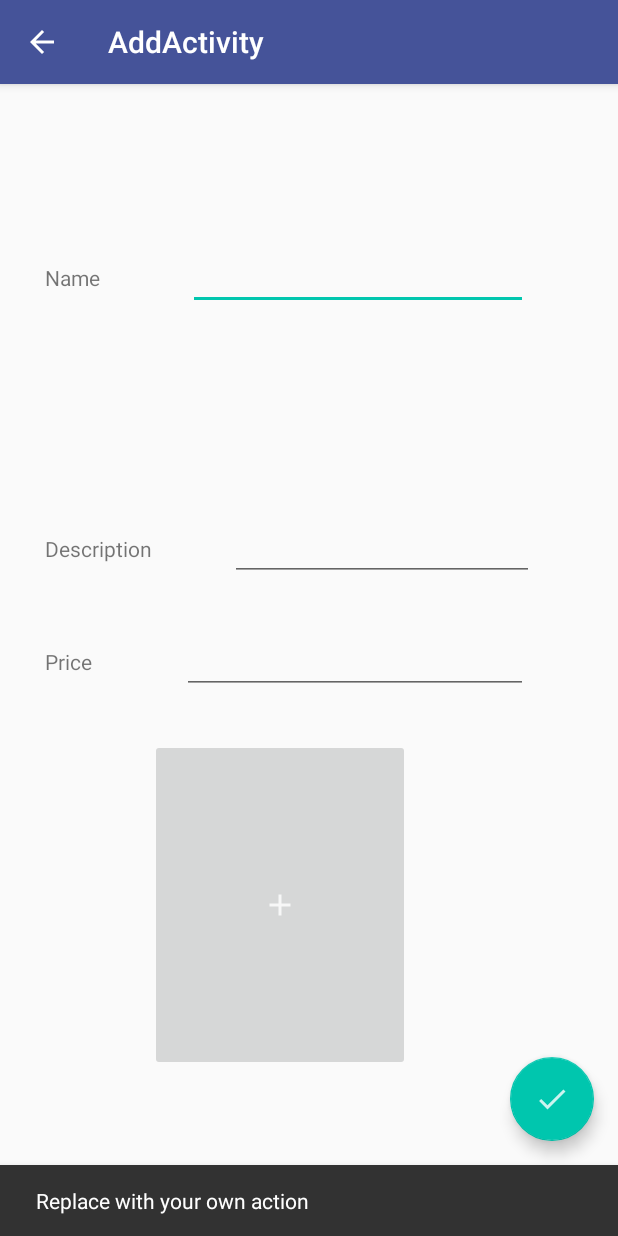
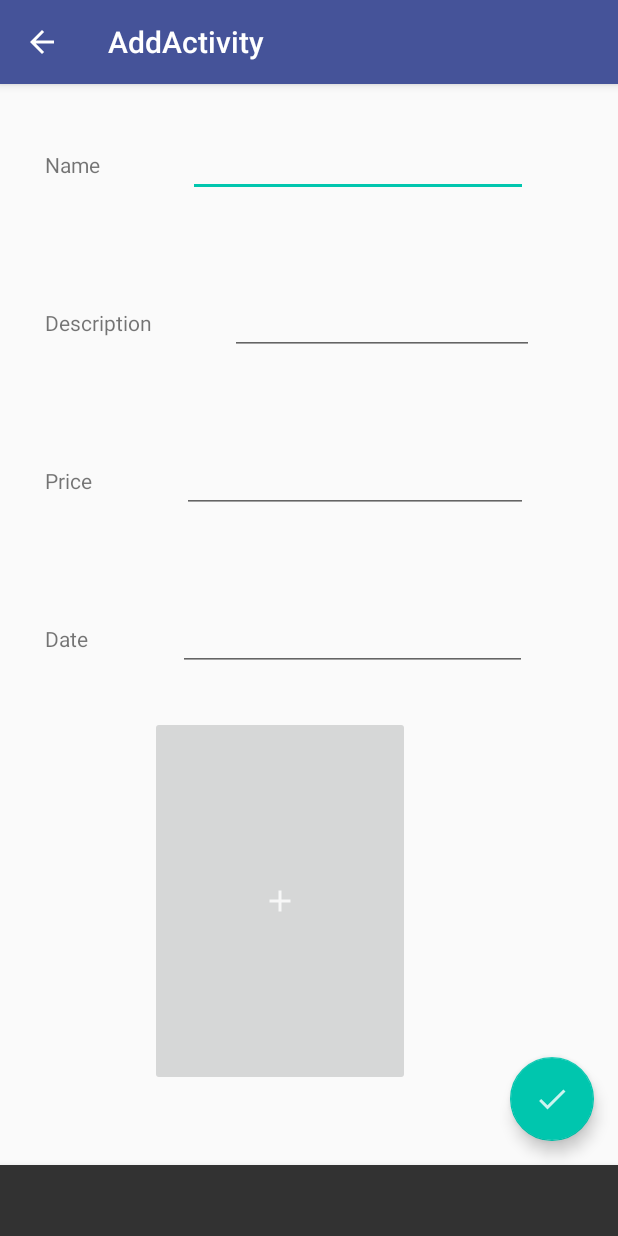
Before and after one commit to IngFreddy/costs, an Android app: the AddActivity screen opened directly, with no data from a screen before it, after a tap on an icon or button, on a phone screen of 412 x 824 dp. Run offline under Robolectric (Android 15) with nearby library versions, the phone set to English and light mode, and no system bars.

Commit message:
Add addCosts functionality

```diff
--- a/app/src/main/java/com/example/costs/AddActivity.java
+++ b/app/src/main/java/com/example/costs/AddActivity.java
@@ -9,6 +9,8 @@ import androidx.appcompat.app.AppCompatActivity;
 import androidx.appcompat.widget.Toolbar;
 
 import android.view.View;
+import android.widget.EditText;
+import android.widget.ImageButton;
 
 public class AddActivity extends AppCompatActivity {
 
@@ -25,11 +27,31 @@ public class AddActivity extends AppCompatActivity {
         FloatingActionButton fab = findViewById(R.id.fab);
         fab.setOnClickListener(new View.OnClickListener() {
             @Override
-            public void onClick(View view) {
-                Snackbar.make(view, "Replace with your own action", Snackbar.LENGTH_LONG)
-                        .setAction("Action", null).show();
-            }
+            public void onClick(View view) { addNewCosts(view); }
         });
+
+        EditText addDateEdt = findViewById(R.id.editTextAddDate);
+//        addDateEdt.setAutofillId();
+        ImageButton imgBtn = findViewById(R.id.imgBtnRecipe);
+        //imgBtn.setOnClickListener(nnew View.on);
+
+    }
+
+    private void addNewCosts(View view){
+        EditText addNameEdt = findViewById(R.id.editTextAddName);
+        EditText addDateEdt = findViewById(R.id.editTextAddDate);
+        EditText addDescEdt = findViewById(R.id.editTextAddDescription);
+        EditText addPriceEdt = findViewById(R.id.editTextAddPrice);
+
+        String name = addNameEdt.getText().toString();
+
+        String date = addDateEdt.getText().toString();
+        String desc = addDescEdt.getText().toString();
+        String price = addPriceEdt.getText().toString();
+
+        Snackbar.make(view, name+date+desc+price, Snackbar.LENGTH_LONG)
+                .setAction("Action", null).show();
+
     }
 
 }
--- a/app/src/main/res/layout/content_add.xml
+++ b/app/src/main/res/layout/content_add.xml
@@ -13,10 +13,6 @@
         android:layout_width="match_parent"
         android:layout_height="wrap_content"
         android:layout_margin="30dp"
-        android:layout_marginStart="30dp"
-        android:layout_marginTop="80dp"
-        android:layout_marginEnd="30dp"
-        android:layout_marginBottom="35dp"
         android:orientation="horizontal"
         android:weightSum="100"
         app:layout_constraintBottom_toTopOf="@+id/linearLayout2"
@@ -43,12 +39,9 @@
         android:layout_width="match_parent"
         android:layout_height="wrap_content"
         android:layout_margin="30dp"
-        android:layout_marginStart="30dp"
-        android:layout_marginEnd="30dp"
-        android:layout_marginBottom="185dp"
         android:orientation="horizontal"
         android:weightSum="100"
-        app:layout_constraintBottom_toTopOf="@+id/imageButton"
+        app:layout_constraintBottom_toTopOf="@+id/linearLayout3"
         app:layout_constraintEnd_toEndOf="parent"
         app:layout_constraintHorizontal_bias="0.0"
         app:layout_constraintStart_toStartOf="parent"
@@ -74,12 +67,9 @@
         android:layout_width="match_parent"
         android:layout_height="wrap_content"
         android:layout_margin="30dp"
-        android:layout_marginStart="30dp"
-        android:layout_marginEnd="30dp"
-        android:layout_marginBottom="185dp"
         android:orientation="horizontal"
         android:weightSum="100"
-        app:layout_constraintBottom_toTopOf="@+id/imageButton"
+        app:layout_constraintBottom_toTopOf="@+id/linearLayout4"
         app:layout_constraintEnd_toEndOf="parent"
         app:layout_constraintHorizontal_bias="0.0"
         app:layout_constraintStart_toStartOf="parent"
@@ -99,16 +89,43 @@
             android:inputType="textPersonName" />
     </LinearLayout>
 
+    <LinearLayout
+        android:id="@+id/linearLayout4"
+        android:layout_width="match_parent"
+        android:layout_height="wrap_content"
+        android:layout_margin="30dp"
+        android:orientation="horizontal"
+        android:weightSum="100"
+        app:layout_constraintBottom_toTopOf="@+id/imgBtnRecipe"
+        app:layout_constraintEnd_toEndOf="parent"
+        app:layout_constraintHorizontal_bias="0.0"
+        app:layout_constraintStart_toStartOf="parent"
+        app:layout_constraintTop_toBottomOf="@+id/linearLayout3">
+
+        <TextView
+            android:layout_width="wrap_content"
+            android:layout_height="wrap_content"
+            android:layout_weight="20"
+            android:text="@string/add_date" />
+
+        <EditText
+            android:id="@+id/editTextAddDate"
+            android:layout_width="wrap_content"
+            android:layout_height="wrap_content"
+            android:layout_weight="70"
+            android:inputType="date" />
+    </LinearLayout>
+
 
     <ImageButton
-        android:id="@+id/imageButton"
+        android:id="@+id/imgBtnRecipe"
         android:layout_width="173dp"
         android:layout_height="0dp"
         android:layout_marginStart="100dp"
-        android:layout_marginBottom="110dp"
+        android:layout_marginBottom="100dp"
         app:layout_constraintBottom_toBottomOf="parent"
         app:layout_constraintStart_toStartOf="parent"
-        app:layout_constraintTop_toBottomOf="@+id/linearLayout3"
+        app:layout_constraintTop_toBottomOf="@+id/linearLayout4"
         app:srcCompat="@drawable/ic_add_button_white" />
 
 
--- a/app/src/main/res/values/strings.xml
+++ b/app/src/main/res/values/strings.xml
@@ -7,4 +7,5 @@
     <string name="add_name">Name</string>
     <string name="add_description">Description</string>
     <string name="add_price">Price</string>
+    <string name="add_date">Date</string>
 </resources>
```
